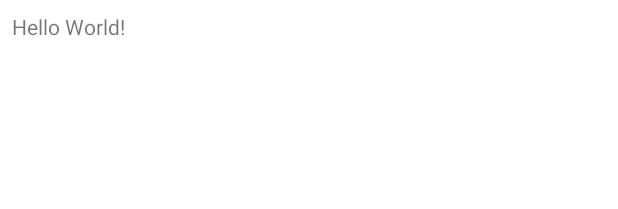
After one commit to PoojanParikh/Quotes-App-Task-with-Fragment, an Android app: the layout activity_main.xml on its own in the app's theme, with its tools: preview values and no code run, on a phone screen of 412 x 824 dp. The commit adds this screen. Shown: the top 209 px of the screen. Run offline under Robolectric (Android 15) with nearby library versions, the phone set to English and light mode, and no system bars.

```diff
--- a/app/src/main/java/com/vnurture/vnurture/quote2/MainActivity.java
+++ b/app/src/main/java/com/vnurture/vnurture/quote2/MainActivity.java
@@ -8,6 +8,6 @@ public class MainActivity extends AppCompatActivity {
     @Override
     protected void onCreate(Bundle savedInstanceState) {
         super.onCreate(savedInstanceState);
-        setContentView(R.layout.activity_grid_main);
+        setContentView(R.layout.activity_main);
     }
 }
--- /dev/null
+++ b/app/src/main/res/layout/activity_main.xml
@@ -0,0 +1,17 @@
+<?xml version="1.0" encoding="utf-8"?>
+<RelativeLayout xmlns:android="http://schemas.android.com/apk/res/android"
+    xmlns:tools="http://schemas.android.com/tools"
+    android:id="@+id/activity_grid_main"
+    android:layout_width="match_parent"
+    android:layout_height="match_parent"
+    android:paddingBottom="@dimen/activity_vertical_margin"
+    android:paddingLeft="@dimen/activity_horizontal_margin"
+    android:paddingRight="@dimen/activity_horizontal_margin"
+    android:paddingTop="@dimen/activity_vertical_margin"
+    tools:context="com.vnurture.vnurture.quote2.MainActivity">
+
+    <TextView
+        android:layout_width="wrap_content"
+        android:layout_height="wrap_content"
+        android:text="Hello World!" />
+</RelativeLayout>
```
Also changed, not shown: app/src/main/java/com/vnurture/vnurture/quote2/GridViewFagment.java (added, +22 -0 lines), app/src/main/res/layout/grid_view_fragment.xml (added, +13 -0 lines).
